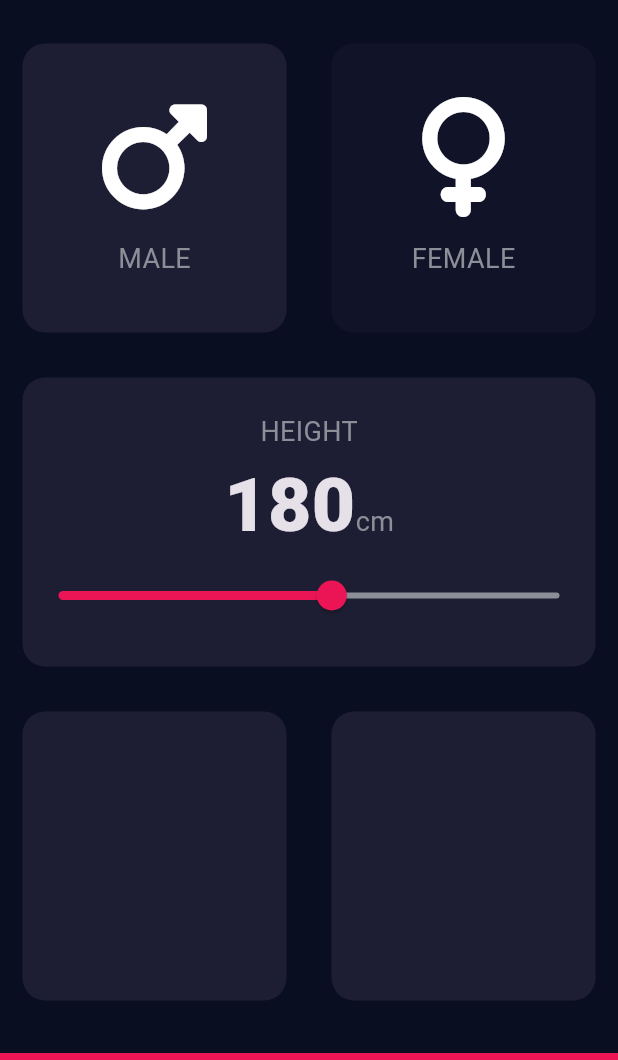
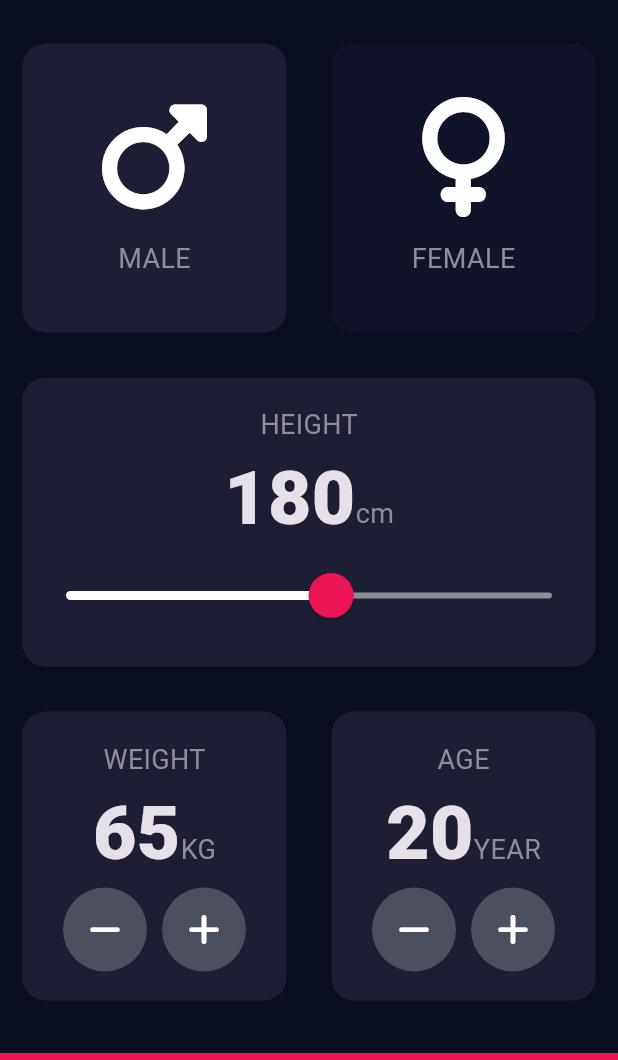
Before and after one commit to SadraAG84/Flutter_Course, a Flutter app: the screen it shows after launch, on a phone screen of 412 x 824 dp, the part 63-1123 px from its top. Run offline on Flutter 3.47's test engine with Material 3 defaults, Android fonts, the phone set to English and light mode, and no system bars; our stand-ins replace assets_audio_player, font_awesome_flutter, rflutter_alert; missing offline and left inert: item_count_number_button.

Commit message:
Make Forth & Fifth Card_8(89)

```diff
--- a/bmi_calculator/lib/input_page.dart
+++ b/bmi_calculator/lib/input_page.dart
@@ -3,6 +3,7 @@ import 'package:font_awesome_flutter/font_awesome_flutter.dart';
 import 'icon_content.dart';
 import 'cards.dart';
 import 'constants.dart';
+import 'package:item_count_number_button/item_count_number_button.dart';
 
 enum Gender {
   male,
@@ -19,6 +20,8 @@ class _InputPageState extends State<InputPage> {
   Color femaleCardColor = kInactiveCardColor;
   Gender selectedGender = Gender.male;
   int height = 180;
+  int weight = 65;
+  int age = 20;
 
   @override
   Widget build(BuildContext context) {
@@ -91,25 +94,129 @@ class _InputPageState extends State<InputPage> {
                         )
                       ],
                     ),
-                    Slider(
+                    SliderTheme(
+                      data: SliderTheme.of(context).copyWith(
+                          inactiveTrackColor: Color(0xFF8D8E98),
+                          activeTrackColor: Colors.white,
+                          thumbColor: Color(0xFFEB1555),
+                          overlayColor: Color(0x15EB1555),
+                          thumbShape:
+                              RoundSliderThumbShape(enabledThumbRadius: 15.0),
+                          overlayShape:
+                              RoundSliderOverlayShape(overlayRadius: 29.0)),
+                      child: Slider(
                           value: height.toDouble(),
                           min: 120.0,
                           max: 230.0,
-                        activeColor: Color(0xFFEB1555),
-                        inactiveColor: Color(0xFF8D8E98),
                           onChanged: (double newValue) {
                             setState(() {
                               height = newValue.round();
                             });
-                        })
+                          }),
+                    )
                   ],
                 ),
               )),
               Expanded(
                   child: Row(
                 children: <Widget>[
-                  Expanded(child: Cards(the_color: kActiveCardColor)),
-                  Expanded(child: Cards(the_color: kActiveCardColor)),
+                  Expanded(
+                      child: Cards(
+                    the_color: kActiveCardColor,
+                    childCard: Column(
+                        mainAxisAlignment: MainAxisAlignment.center,
+                      children: <Widget>[
+                        Center(
+                          child: Text(
+                            "WEIGHT",
+                            style: kLabelTextStyle,
+                          ),
+                        ),
+                        Row(
+                          mainAxisAlignment: MainAxisAlignment.center,
+                          crossAxisAlignment: CrossAxisAlignment.baseline,
+                          textBaseline: TextBaseline.alphabetic,
+                          children: <Widget>[
+                            Text(weight.toString(), style: kNumberTextStyle),
+                            Text("KG", style: kLabelTextStyle)
+                          ],
+                        ),
+                        Row(
+                          mainAxisAlignment: MainAxisAlignment.center,
+                          children: [
+                            RoundIconButton(
+                              icon: FontAwesomeIcons.minus,
+                              onPressed: (){
+                                setState(() {
+                                  weight--;
+                                });
+                              },
+                            ),
+                            SizedBox(
+                              width: 10.0,
+                            ),
+                            RoundIconButton(
+                              icon: FontAwesomeIcons.plus,
+                              onPressed: (){
+                                setState(() {
+                                  weight++;
+                                });
+                              },
+                            )
+                          ],
+                        )
+                      ],
+                    ),
+                  )),
+                  Expanded(
+                      child: Cards(
+                          the_color: kActiveCardColor,
+                        childCard: Column(
+                          mainAxisAlignment: MainAxisAlignment.center,
+                          children: <Widget>[
+                            Center(
+                              child: Text(
+                                "AGE",
+                                style: kLabelTextStyle,
+                              ),
+                            ),
+                            Row(
+                              mainAxisAlignment: MainAxisAlignment.center,
+                              crossAxisAlignment: CrossAxisAlignment.baseline,
+                              textBaseline: TextBaseline.alphabetic,
+                              children: <Widget>[
+                                Text(age.toString(), style: kNumberTextStyle),
+                                Text("YEAR", style: kLabelTextStyle)
+                              ],
+                            ),
+                            Row(
+                              mainAxisAlignment: MainAxisAlignment.center,
+                              children: [
+                                RoundIconButton(
+                                  icon: FontAwesomeIcons.minus,
+                                  onPressed: (){
+                                    setState(() {
+                                      age--;
+                                    });
+                                  },
+                                ),
+                                SizedBox(
+                                  width: 10.0,
+                                ),
+                                RoundIconButton(
+                                  icon: FontAwesomeIcons.plus,
+                                  onPressed: (){
+                                    setState(() {
+                                      age++;
+                                    });
+                                  },
+                                )
+                              ],
+                            )
+                          ],
+                        ),
+                      )
+                  ),
                 ],
               )),
               Container(
@@ -123,3 +230,28 @@ class _InputPageState extends State<InputPage> {
     );
   }
 }
+
+class RoundIconButton extends StatelessWidget {
+  RoundIconButton({this.icon, required this.onPressed});
+
+  final icon;
+  final onPressed;
+
+  @override
+  Widget build(BuildContext context) {
+    return RawMaterialButton(
+      child: Icon(icon),
+      onPressed: onPressed,
+      elevation: 0.0,
+      constraints: BoxConstraints.tightFor(
+        width: 56.0,
+        height: 56.0,
+      ),
+      shape: CircleBorder(),
+      // shape:RoundedRectangleBorder(borderRadius: BorderRadius.circular(10.0)),
+      fillColor: Color(0xFF4C4F5E),
+
+
+    );
+  }
+}
```
Lines whose indentation alone changed are shown as unchanged.
